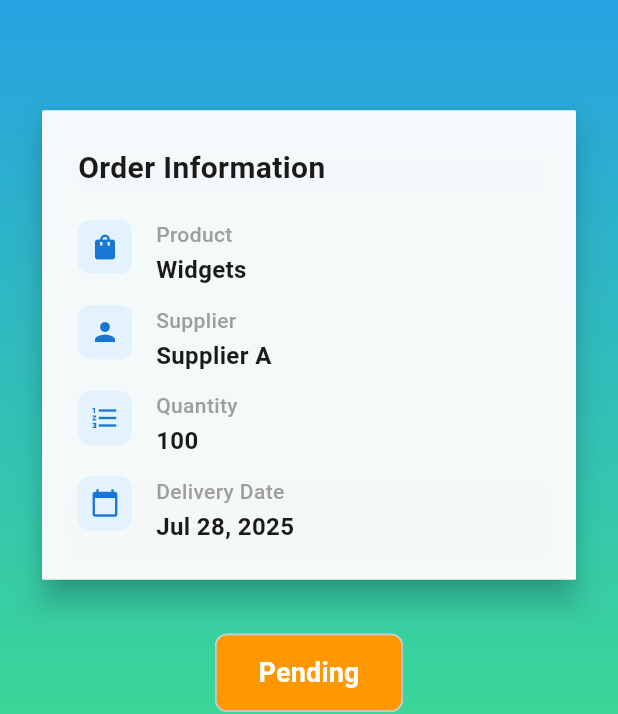
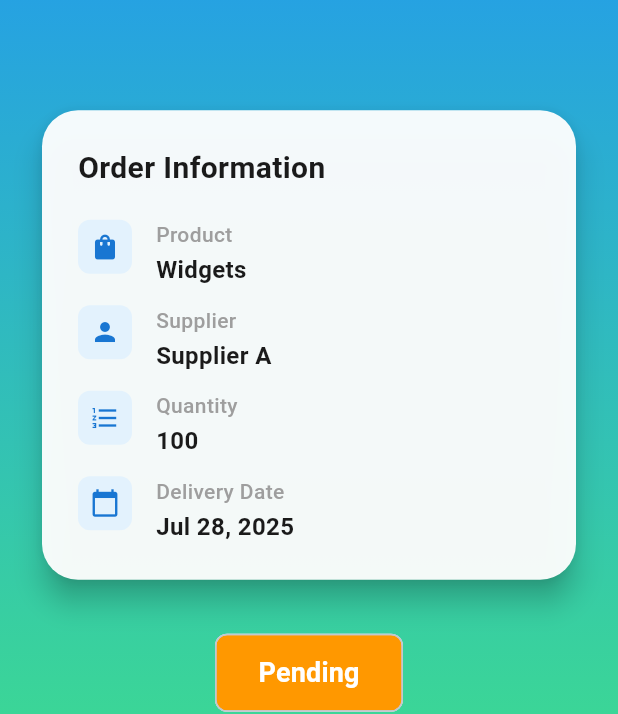
Before and after one commit to CharmiPanchal17/VendorSync, a Flutter app: the VendorOrderDetailsScreen screen opened directly with sample values from the repository, on a phone screen of 412 x 824 dp. Shown: the part 252-966 px from the top of the screen. Run offline on Flutter 3.47's test engine with Material 3 defaults, Android fonts, the light colour scheme and no system bars; our stand-ins replace cloud_firestore, firebase_core, shared_preferences, table_calendar; accounts and stored records are empty.

Commit message:
vendor order details

```diff
--- a/lib/screens/vendor/order_details_screen.dart
+++ b/lib/screens/vendor/order_details_screen.dart
@@ -32,7 +32,7 @@ class VendorOrderDetailsScreen extends StatelessWidget {
                     // Card with order info
                     Card(
                       shape: RoundedRectangleBorder(
-                        borderRadius: BorderRadius.circular(1),
+                        borderRadius: BorderRadius.circular(24),
                       ),
                       elevation: 8,
                       color: Colors.white.withOpacity(0.95),
```
